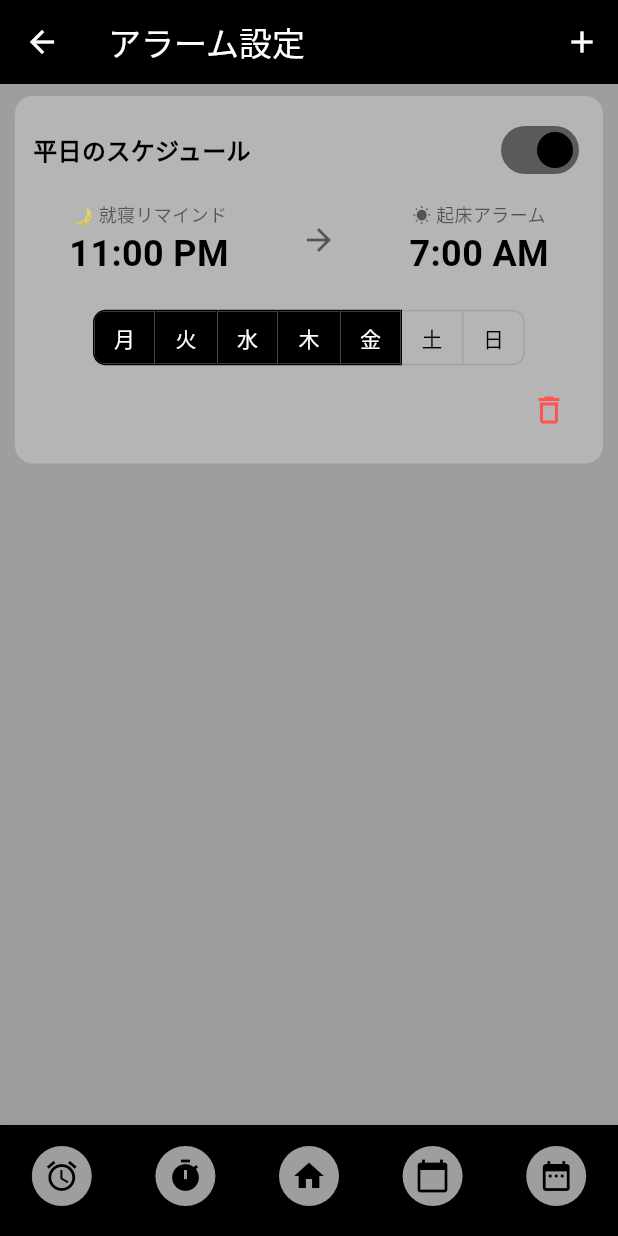
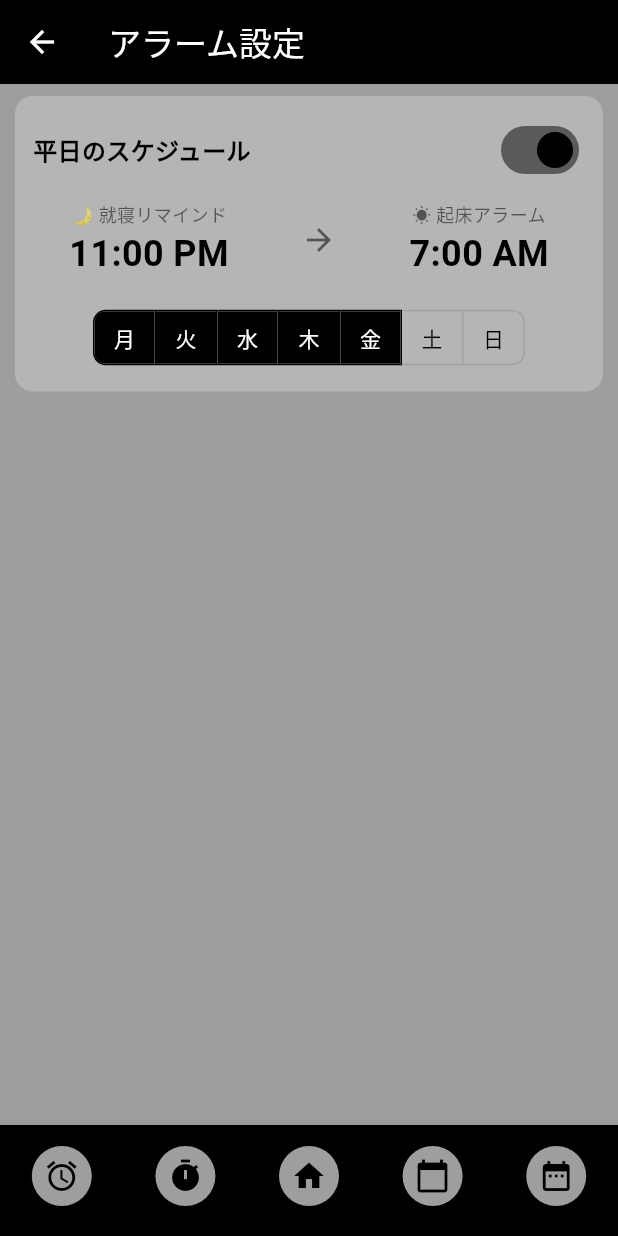
Before and after one commit to sh1y0n/flutter_23410046, a Flutter app: the SleepTimerPage screen opened directly, item 3 of the bottom bar chosen, after a tap on "アラームの設定・変更はこちら", on a phone screen of 412 x 824 dp. Run offline on Flutter 3.47's test engine with Material 3 defaults, Android fonts, the phone set to English and light mode, and no system bars; our stand-ins replace shared_preferences, table_calendar; accounts and stored records are empty.

Commit message:
きろくできるように

```diff
--- a/application/flutter_application_1/lib/AlarmPage.dart
+++ b/application/flutter_application_1/lib/AlarmPage.dart
@@ -1,7 +1,6 @@
 import 'dart:async';
-import 'dart:convert'; // JSON変換用
 import 'package:flutter/material.dart';
-import 'package:shared_preferences/shared_preferences.dart'; // 保存用
+import 'package:shared_preferences/shared_preferences.dart';
 import 'SleepTimerPage.dart';
 import 'SleepCalendar.dart';
 import 'SleepDate.dart';
@@ -23,7 +22,6 @@ class MyApp extends StatelessWidget {
   }
 }
 
-// アラーム設定クラス
 class AlarmSettings {
   String id;
   String title;
@@ -41,30 +39,6 @@ class AlarmSettings {
     required this.selectedDays,
     this.isActive = true,
   });
-
-  // Map（JSON形式）に変換
-  Map<String, dynamic> toJson() => {
-    'id': id,
-    'title': title,
-    'wakeUpHour': wakeUpTime.hour,
-    'wakeUpMinute': wakeUpTime.minute,
-    'sleepHour': sleepTime.hour,
-    'sleepMinute': sleepTime.minute,
-    'selectedDays': selectedDays,
-    'isActive': isActive,
-  };
-
-  // Map（JSON形式）から復元
-  factory AlarmSettings.fromJson(Map<String, dynamic> json) {
-    return AlarmSettings(
-      id: json['id'],
-      title: json['title'],
-      wakeUpTime: TimeOfDay(hour: json['wakeUpHour'], minute: json['wakeUpMinute']),
-      sleepTime: TimeOfDay(hour: json['sleepHour'], minute: json['sleepMinute']),
-      selectedDays: List<bool>.from(json['selectedDays']),
-      isActive: json['isActive'],
-    );
-  }
 }
 
 class AlarmPage extends StatefulWidget {
@@ -80,14 +54,12 @@ class _AlarmPageState extends State<AlarmPage> {
   int _selectedIndex = 0;
   Timer? _currentTimeTimer;
   List<AlarmSettings> _alarmList = [];
-
-  // ★1: 曜日選択ボタン用のリストをしっかり定義
   final List<String> _weekDays = ['月', '火', '水', '木', '金', '土', '日'];
 
   @override
   void initState() {
     super.initState();
-    _loadAlarmData(); // 起動時にデータを読み込む
+    _loadInitialTimes();
     _startClockListener();
   }
 
@@ -97,45 +69,42 @@ class _AlarmPageState extends State<AlarmPage> {
     super.dispose();
   }
 
-  // 端末（SharedPreferences）からアラームデータを読み込む
-  Future<void> _loadAlarmData() async {
+  // 保存されている時間を読み込んで画面にセットする
+  Future<void> _loadInitialTimes() async {
     final prefs = await SharedPreferences.getInstance();
-    final String? alarmDataString = prefs.getString('saved_alarm_list');
+    final String savedSleep = prefs.getString('saved_sleepTime') ?? "23:00";
+    final String savedWake = prefs.getString('saved_wakeUpTime') ?? "07:00";
 
-    if (alarmDataString != null) {
-      try {
-        final List<dynamic> decodedList = jsonDecode(alarmDataString);
-        setState(() {
-          _alarmList = decodedList.map((item) => AlarmSettings.fromJson(item)).toList();
-        });
-      } catch (e) {
-        print('アラームデータのパースエラー: $e');
-      }
-    } else {
-      // 保存データが何も無い時の初期値
+    // "23:00" などの文字列を TimeOfDay に分解
+    final sleepParts = savedSleep.split(':');
+    final wakeParts = savedWake.split(':');
+
     setState(() {
       _alarmList = [
         AlarmSettings(
           id: '1',
           title: '平日のスケジュール',
-            wakeUpTime: const TimeOfDay(hour: 7, minute: 0),
-            sleepTime: const TimeOfDay(hour: 23, minute: 0),
+          sleepTime: TimeOfDay(hour: int.parse(sleepParts[0]), minute: int.parse(sleepParts[1])),
+          wakeUpTime: TimeOfDay(hour: int.parse(wakeParts[0]), minute: int.parse(wakeParts[1])),
           selectedDays: [true, true, true, true, true, false, false],
         ),
       ];
     });
   }
-  }
 
-  // 現在のアラーム一覧を保存する
-  Future<void> _saveAlarmData() async {
+  // 睡眠時間とアラーム時間をシンプルに保存する関数
+  Future<void> _saveSimpleTimes(TimeOfDay sleep, TimeOfDay wake) async {
     final prefs = await SharedPreferences.getInstance();
-    final List<Map<String, dynamic>> jsonList = _alarmList.map((alarm) => alarm.toJson()).toList();
-    await prefs.setString('saved_alarm_list', jsonEncode(jsonList));
+    String sleepStr = "${sleep.hour.toString().padLeft(2, '0')}:${sleep.minute.toString().padLeft(2, '0')}";
+    String wakeStr = "${wake.hour.toString().padLeft(2, '0')}:${wake.minute.toString().padLeft(2, '0')}";
+
+    await prefs.setString('saved_sleepTime', sleepStr);
+    await prefs.setString('saved_wakeUpTime', wakeStr);
   }
 
   void _startClockListener() {
     _currentTimeTimer = Timer.periodic(const Duration(seconds: 1), (timer) {
+      if (_alarmList.isEmpty) return;
       final now = DateTime.now();
       final currentWeekday = now.weekday;
       final currentHour = now.hour;
@@ -153,11 +122,11 @@ class _AlarmPageState extends State<AlarmPage> {
         if (alarm.isActive && isDayOn && !alarm.hasFiredToday) {
           if (alarm.wakeUpTime.hour == currentHour && alarm.wakeUpTime.minute == currentMinute) {
             alarm.hasFiredToday = true;
-            _triggerAlarmDialog('☀️ 起床時間です！', '${alarm.title}の起床時刻になりました！朝ですよ！', true);
+            _triggerAlarmDialog('☀️ 起床時間です！', '${alarm.title}の起床時刻になりました！', true);
           }
           if (alarm.sleepTime.hour == currentHour && alarm.sleepTime.minute == currentMinute) {
             alarm.hasFiredToday = true;
-            _triggerAlarmDialog('🌙 就寝時間です！', '${alarm.title}の就寝時刻になりました！そろそろおやすみの準備をしましょう。', false);
+            _triggerAlarmDialog('🌙 就寝時間です！', '${alarm.title}の就寝時刻になりました！', false);
           }
         }
       }
@@ -165,55 +134,23 @@ class _AlarmPageState extends State<AlarmPage> {
   }
 
   void _triggerAlarmDialog(String title, String message, bool isWakeUp) {
-    final backgroundColor = isWakeUp ? Colors.red[900] : Colors.grey[850];
-    final iconData = isWakeUp ? Icons.alarm_on : Icons.bedtime_rounded;
-    final iconColor = isWakeUp ? Colors.white : Colors.amberAccent;
-
     showDialog(
       context: context,
       barrierDismissible: false,
       builder: (BuildContext context) {
         return AlertDialog(
-          backgroundColor: backgroundColor,
-          shape: RoundedRectangleBorder(borderRadius: BorderRadius.circular(16)),
-          title: Row(
-            children: [
-              Icon(iconData, color: iconColor, size: 30),
-              const SizedBox(width: 10),
-              Text(title, style: const TextStyle(color: Colors.white, fontWeight: FontWeight.bold, fontSize: 18)),
-            ],
-          ),
-          content: Text(message, style: const TextStyle(color: Colors.white70, fontSize: 14)),
+          backgroundColor: isWakeUp ? Colors.red[900] : Colors.grey[850],
+          title: Text(title, style: const TextStyle(color: Colors.white, fontWeight: FontWeight.bold)),
+          content: Text(message, style: const TextStyle(color: Colors.white70)),
           actions: [
             ElevatedButton(
-              style: ElevatedButton.styleFrom(
-                backgroundColor: isWakeUp ? Colors.white : Colors.black,
-                foregroundColor: isWakeUp ? Colors.black : Colors.white,
-                shape: RoundedRectangleBorder(borderRadius: BorderRadius.circular(8)),
-              ),
               onPressed: () => Navigator.of(context).pop(),
-              child: const Text('閉じる', style: TextStyle(fontWeight: FontWeight.bold)),
+              child: const Text('閉じる'),
             ),
           ],
         );
       },
     );
-  }
-
-  void _addNewAlarm() {
-    setState(() {
-      final newId = DateTime.now().millisecondsSinceEpoch.toString();
-      _alarmList.add(
-        AlarmSettings(
-          id: newId,
-          title: '新規アラーム ${_alarmList.length + 1}',
-          wakeUpTime: const TimeOfDay(hour: 6, minute: 30),
-          sleepTime: const TimeOfDay(hour: 22, minute: 30),
-          selectedDays: [false, false, false, false, false, false, false],
-        ),
-      );
-    });
-    _saveAlarmData();
   }
 
   Future<TimeOfDay?> _selectTime(BuildContext context, TimeOfDay initialTime) async {
@@ -251,15 +188,9 @@ class _AlarmPageState extends State<AlarmPage> {
         title: const Text('アラーム設定'),
         backgroundColor: Colors.black,
         foregroundColor: Colors.white,
-        actions: [
-          IconButton(
-            icon: const Icon(Icons.add),
-            onPressed: _addNewAlarm,
-          ),
-        ],
       ),
       body: _alarmList.isEmpty
-          ? const Center(child: Text('アラームがありません。右上の＋から追加してください。', style: TextStyle(color: Colors.black)))
+          ? const Center(child: CircularProgressIndicator())
           : ListView.builder(
               itemCount: _alarmList.length,
               itemBuilder: (context, index) {
@@ -271,7 +202,6 @@ class _AlarmPageState extends State<AlarmPage> {
                   child: Padding(
                     padding: const EdgeInsets.all(12.0),
                     child: Column(
-                      // ★2: タイポ（Cross Levant）を「crossAxisAlignment」に修正
                       crossAxisAlignment: CrossAxisAlignment.start,
                       children: [
                         Row(
@@ -285,7 +215,6 @@ class _AlarmPageState extends State<AlarmPage> {
                                 setState(() {
                                   alarm.isActive = value;
                                 });
-                                _saveAlarmData();
                               },
                             ),
                           ],
@@ -301,7 +230,7 @@ class _AlarmPageState extends State<AlarmPage> {
                                   setState(() {
                                     alarm.sleepTime = selected;
                                   });
-                                  _saveAlarmData();
+                                  await _saveSimpleTimes(selected, alarm.wakeUpTime);
                                 }
                               },
                               child: Column(
@@ -319,7 +248,7 @@ class _AlarmPageState extends State<AlarmPage> {
                                   setState(() {
                                     alarm.wakeUpTime = selected;
                                   });
-                                  _saveAlarmData();
+                                  await _saveSimpleTimes(alarm.sleepTime, selected);
                                 }
                               },
                               child: Column(
@@ -339,7 +268,6 @@ class _AlarmPageState extends State<AlarmPage> {
                               setState(() {
                                 alarm.selectedDays[dayIndex] = !alarm.selectedDays[dayIndex];
                               });
-                              _saveAlarmData();
                             },
                             borderRadius: const BorderRadius.all(Radius.circular(8)),
                             selectedBorderColor: Colors.black,
@@ -351,18 +279,6 @@ class _AlarmPageState extends State<AlarmPage> {
                             children: _weekDays.map((day) => Text(day)).toList(),
                           ),
                         ),
-                        Align(
-                          alignment: Alignment.centerRight,
-                          child: IconButton(
-                            icon: const Icon(Icons.delete_outline, color: Colors.redAccent),
-                            onPressed: () {
-                              setState(() {
-                                _alarmList.removeAt(index);
-                              });
-                              _saveAlarmData();
-                            },
-                          ),
-                        )
                       ],
                     ),
                   ),
--- a/application/flutter_application_1/lib/main.dart
+++ b/application/flutter_application_1/lib/main.dart
@@ -15,7 +15,7 @@ class MyApp extends StatelessWidget {
   @override
   Widget build(BuildContext context) {
     return const MaterialApp(
-      debugShowCheckedModeBanner: false, // 右上のリボンを非表示に
+      debugShowCheckedModeBanner: false,
       home: MyHomePage(title: 'MainPage'),
     );
   }
@@ -31,14 +31,14 @@ class MyHomePage extends StatefulWidget {
 }
 
 class _MyHomePageState extends State<MyHomePage> {
-  int _selectedIndex = 2; // Homeを初期選択
+  int _selectedIndex = 2;
 
   // --- 状態管理用の変数 ---
   bool _isSleepingNow = false;
   String _latestAlarmTime = "07:00";
   String _latestSleepTime = "23:00";
-  String _activeDaysStr = "未設定";
-  bool _isAlarmActive = false;
+  String _activeDaysStr = "月・火・水・木・金";
+  bool _isAlarmActive = true;
 
   @override
   void initState() {
@@ -46,14 +46,13 @@ class _MyHomePageState extends State<MyHomePage> {
     _loadAlarmAndTimerStatus();
   }
 
+  // 起動時にSharedPreferencesのシンプルデータを直接読み込む
   Future<void> _loadAlarmAndTimerStatus() async {
     final prefs = await SharedPreferences.getInstance();
     setState(() {
       _isSleepingNow = prefs.getBool('isCounting') ?? false;
+      _latestSleepTime = prefs.getString('saved_sleepTime') ?? "23:00";
       _latestAlarmTime = prefs.getString('saved_wakeUpTime') ?? "07:00";
-      _latestSleepTime = prefs.getString('saved_sleepTime') ?? "23:00";
-      _activeDaysStr = prefs.getString('saved_activeDays') ?? "月・火・水・木・金";
-      _isAlarmActive = prefs.getBool('saved_isAlarmActive') ?? true;
     });
   }
 
@@ -210,22 +209,20 @@ class _MyHomePageState extends State<MyHomePage> {
               ),
             ),
 
-            // ★追加：アラーム設定画面への遷移用リンクボタン
             const SizedBox(height: 12),
             Align(
               alignment: Alignment.centerRight,
               child: TextButton.icon(
                 style: TextButton.styleFrom(
-                  foregroundColor: Colors.black, // 文字とアイコンの色を締まった黒に
+                  foregroundColor: Colors.black,
                   padding: const EdgeInsets.symmetric(horizontal: 8, vertical: 4),
                 ),
                 icon: const Text(
                   'アラームの設定・変更はこちら',
-                  style: TextStyle(fontSize: 13, fontWeight: FontWeight.bold, decoration: TextDecoration.underline), // アンダーラインを引いてリンク風に
+                  style: TextStyle(fontSize: 13, fontWeight: FontWeight.bold, decoration: TextDecoration.underline),
                 ),
-                label: const Icon(Icons.arrow_forward_ios, size: 12), // 小さな矢印アイコン
+                label: const Icon(Icons.arrow_forward_ios, size: 12),
                 onPressed: () {
-                  // アラーム設定画面へパッと切り替える処理
                   Navigator.pushReplacement(
                     context,
                     PageRouteBuilder(
--- a/application/flutter_application_1/pubspec.yaml
+++ b/application/flutter_application_1/pubspec.yaml
@@ -36,6 +36,7 @@ dependencies:
   cupertino_icons: ^1.0.8
   shared_preferences: ^2.5.5
   table_calendar: ^3.2.0
+  path_provider: ^2.1.0
 
 dev_dependencies:
   flutter_test:
```
Also changed, not shown: application/flutter_application_1/pubspec.lock, 3 other files. Lines whose indentation alone changed are shown as unchanged.
